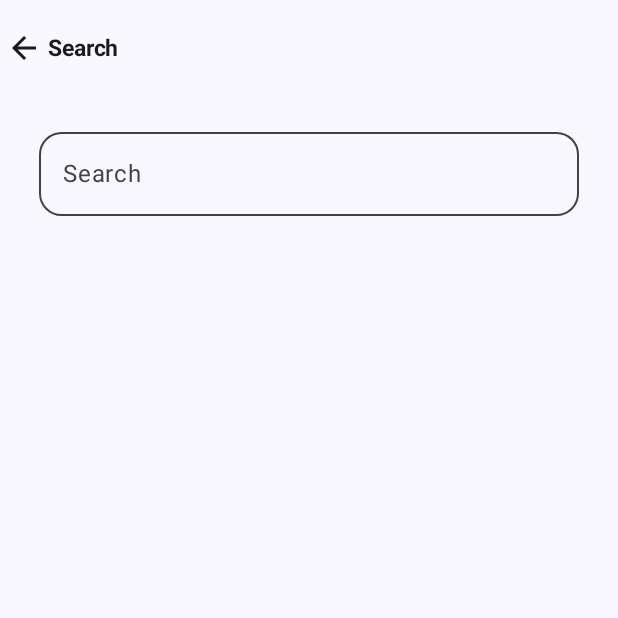
After one commit to ShyamSundhar1411/Weather-App-Kotlin, an Android app built with Jetpack Compose: the SearchScreen screen opened through its navigation route, on a phone screen of 412 x 824 dp, the top half of it. The commit adds this screen. Run offline under Robolectric (Android 15) with nearby library versions, the phone set to English and light mode, and no system bars; our stand-ins replace Dagger/Hilt's generated code.

Commit message:
feat: add search form

```diff
--- /dev/null
+++ b/app/src/main/java/com/example/jetweatherapp/components/SearchFormComponent.kt
@@ -0,0 +1,90 @@
+package com.example.jetweatherapp.components
+
+import androidx.compose.foundation.layout.Column
+import androidx.compose.foundation.layout.fillMaxWidth
+import androidx.compose.foundation.layout.padding
+import androidx.compose.foundation.shape.RoundedCornerShape
+import androidx.compose.foundation.text.KeyboardActions
+import androidx.compose.foundation.text.KeyboardOptions
+import androidx.compose.material3.OutlinedTextField
+import androidx.compose.material3.Text
+import androidx.compose.material3.TextField
+import androidx.compose.material3.TextFieldDefaults
+import androidx.compose.runtime.Composable
+import androidx.compose.runtime.MutableState
+import androidx.compose.runtime.mutableStateOf
+import androidx.compose.runtime.remember
+import androidx.compose.runtime.saveable.rememberSaveable
+import androidx.compose.runtime.saveable.rememberSaveableStateHolder
+import androidx.compose.ui.Modifier
+import androidx.compose.ui.graphics.Color
+import androidx.compose.ui.platform.LocalSoftwareKeyboardController
+import androidx.compose.ui.text.Placeholder
+import androidx.compose.ui.text.input.ImeAction
+import androidx.compose.ui.text.input.KeyboardType
+import androidx.compose.ui.unit.dp
+
+@Composable
+fun SearchFormComponent(
+    modifier: Modifier = Modifier,
+    onSearch: (String) -> Unit = {},
+
+) {
+    val searchQueryState = rememberSaveable{
+        mutableStateOf("")
+    }
+
+    val keyboardController = LocalSoftwareKeyboardController.current
+    val validate = remember(searchQueryState.value){
+        searchQueryState.value.trim().isNotEmpty()
+    }
+    Column(modifier = modifier) {
+        CommonTextField(valueState = searchQueryState,
+            placeholder = "Search",
+            onAction = KeyboardActions {
+                if(!validate) return@KeyboardActions
+                onSearch(searchQueryState.value.trim())
+                searchQueryState.value = ""
+                keyboardController?.hide()
+                }
+            )
+    }
+}
+
+@Composable
+fun CommonTextField(
+    valueState: MutableState<String>,
+    placeholder: String,
+    onAction:KeyboardActions = KeyboardActions.Default,
+    imeActions: ImeAction = ImeAction.Next,
+    keyboardType: KeyboardType = KeyboardType.Text,
+
+){
+    OutlinedTextField(
+        value = valueState.value,
+        onValueChange = {
+            valueState.value = it
+        },
+        keyboardActions = onAction,
+        maxLines = 1,
+        keyboardOptions = KeyboardOptions(
+            keyboardType = keyboardType, imeAction = imeActions
+        ),
+        label = {
+            Text(text = placeholder)
+        },
+        singleLine = true,
+        colors = TextFieldDefaults.colors(
+            focusedIndicatorColor = Color.Blue,
+            unfocusedContainerColor = Color.Transparent,
+            focusedContainerColor = Color.Transparent,
+
+            cursorColor = Color.Black
+        ),
+        shape = RoundedCornerShape(15.dp),
+        modifier = Modifier
+            .fillMaxWidth()
+            .padding(start = 10.dp, end = 10.dp)
+
+    )
+}
--- a/app/src/main/java/com/example/jetweatherapp/navigation/WeatherNavigation.kt
+++ b/app/src/main/java/com/example/jetweatherapp/navigation/WeatherNavigation.kt
@@ -2,11 +2,14 @@ package com.example.jetweatherapp.navigation
 
 import androidx.compose.runtime.Composable
 import androidx.hilt.navigation.compose.hiltViewModel
+import androidx.navigation.NavType
 import androidx.navigation.compose.NavHost
 import androidx.navigation.compose.composable
 import androidx.navigation.compose.rememberNavController
+import androidx.navigation.navArgument
 import com.example.jetweatherapp.routes.Routes
 import com.example.jetweatherapp.screens.MainScreen
+import com.example.jetweatherapp.screens.SearchScreen
 import com.example.jetweatherapp.screens.SplashScreen
 import com.example.jetweatherapp.viewmodel.MainViewModel
 
@@ -18,9 +21,26 @@ fun WeatherNavigation() {
         composable(Routes.SplashScreen.name){
             SplashScreen(navController = navController)
         }
-        composable(Routes.MainScreen.name) {
+        val route = Routes.MainScreen.name
+        composable("$route/{city}",
+            arguments = listOf(
+                navArgument("city"){
+                    type = NavType.StringType
+                }
+            )) {
+            navBack -> navBack.arguments?.getString("city").let {
             val mainViewModel = hiltViewModel<MainViewModel>()
-            MainScreen(navController = navController,mainViewModel)
+            if (it != null) {
+                MainScreen(
+                    navController = navController,
+                    mainViewModel,
+                    city = it
+                )
+            }
+            }
+        }
+        composable(Routes.SearchScreen.name) {
+            SearchScreen(navController = navController)
         }
     }
 }
--- a/app/src/main/java/com/example/jetweatherapp/routes/Routes.kt
+++ b/app/src/main/java/com/example/jetweatherapp/routes/Routes.kt
@@ -3,6 +3,7 @@ package com.example.jetweatherapp.routes
 enum class Routes {
     SplashScreen,
     MainScreen,
+    SearchScreen,
     AboutScreen,
     FavoriteScreen,
     SettingsScreen
--- a/app/src/main/java/com/example/jetweatherapp/screens/MainScreen.kt
+++ b/app/src/main/java/com/example/jetweatherapp/screens/MainScreen.kt
@@ -18,7 +18,9 @@ import com.example.jetweatherapp.viewmodel.MainViewModel
 
 @Composable
 fun MainScreen(navController: NavController,
-               mainViewModel: MainViewModel = hiltViewModel()){
+               mainViewModel: MainViewModel = hiltViewModel(),
+               city: String = "Seattle"
+               ){
     Box(
        modifier = Modifier.fillMaxSize(),
         contentAlignment = Alignment.Center,
@@ -27,7 +29,7 @@ fun MainScreen(navController: NavController,
         val weatherData = produceState<DataOrException<Weather, Boolean, Exception>>(
             initialValue = DataOrException(loading = true),
         ) {
-            value = mainViewModel.getWeatherData(city = "Manhattan")
+            value = mainViewModel.getWeatherData(city = city)
 
         }.value
         if(weatherData.loading == true){
--- /dev/null
+++ b/app/src/main/java/com/example/jetweatherapp/screens/SearchScreen.kt
@@ -0,0 +1,52 @@
+package com.example.jetweatherapp.screens
+
+import android.util.Log
+import androidx.compose.foundation.layout.Arrangement
+import androidx.compose.foundation.layout.Column
+import androidx.compose.foundation.layout.fillMaxWidth
+import androidx.compose.foundation.layout.padding
+import androidx.compose.material.icons.Icons
+import androidx.compose.material.icons.automirrored.filled.ArrowBack
+import androidx.compose.material.icons.filled.ArrowBack
+import androidx.compose.material3.Scaffold
+import androidx.compose.material3.Surface
+import androidx.compose.material3.Text
+import androidx.compose.runtime.Composable
+import androidx.compose.ui.Alignment
+import androidx.compose.ui.Modifier
+import androidx.compose.ui.unit.dp
+import androidx.navigation.NavController
+import com.example.jetweatherapp.components.SearchFormComponent
+import com.example.jetweatherapp.components.WeatherAppBar
+import com.example.jetweatherapp.routes.Routes
+
+@Composable
+fun SearchScreen(navController: NavController){
+    Scaffold(
+        topBar = {
+            WeatherAppBar(
+                title = "Search",
+                navController = navController,
+                isMainScreen = false,
+                icon = Icons.AutoMirrored.Filled.ArrowBack,
+            ){
+                navController.popBackStack()
+            }
+        }
+    ) {
+        Surface(modifier = Modifier.padding(it)) {
+         Column(
+             verticalArrangement = Arrangement.Center,
+             horizontalAlignment = Alignment.CenterHorizontally
+         ) {
+             SearchFormComponent(modifier = Modifier.padding(16.dp)
+                 .fillMaxWidth()
+                 .align(Alignment.CenterHorizontally),
+             ){city->
+
+                 navController.navigate(Routes.MainScreen.name+"/$city")
+             }
+         }
+        }
+    }
+}
--- a/app/src/main/java/com/example/jetweatherapp/screens/SplashScreen.kt
+++ b/app/src/main/java/com/example/jetweatherapp/screens/SplashScreen.kt
@@ -33,6 +33,7 @@ import kotlinx.coroutines.delay
 
 @Composable
 fun SplashScreen(navController: NavController){
+    val defaultCity = "Chennai"
     val scale = remember {
         Animatable(0f)
     }
@@ -49,7 +50,7 @@ fun SplashScreen(navController: NavController){
 
         )
         delay(2000L)
-        navController.navigate(Routes.MainScreen.name)
+        navController.navigate(Routes.MainScreen.name+"/$defaultCity")
 
     })
     Box(
```
Also changed, not shown: app/src/main/java/com/example/jetweatherapp/components/MainScaffold.kt (+9 -1 lines), app/src/main/java/com/example/jetweatherapp/components/WeaatherAppBar.kt (+3 -4 lines).
